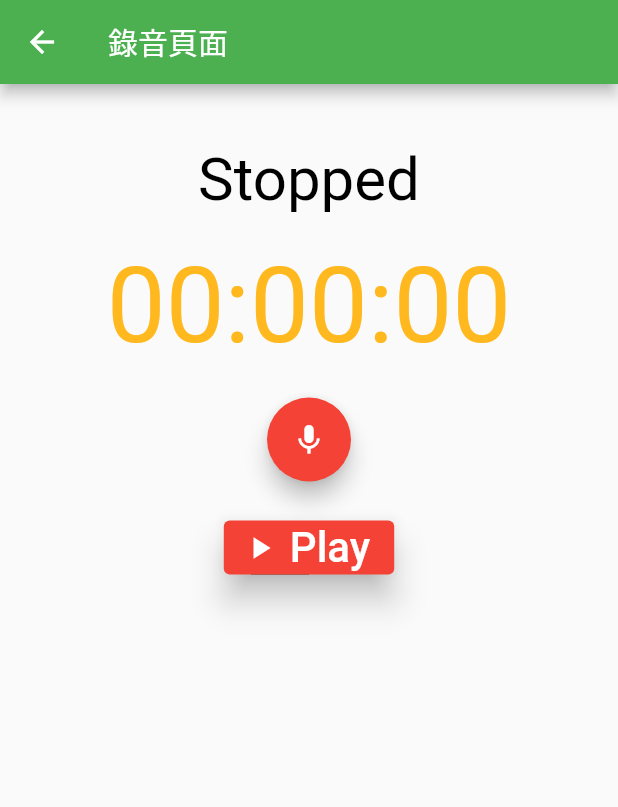
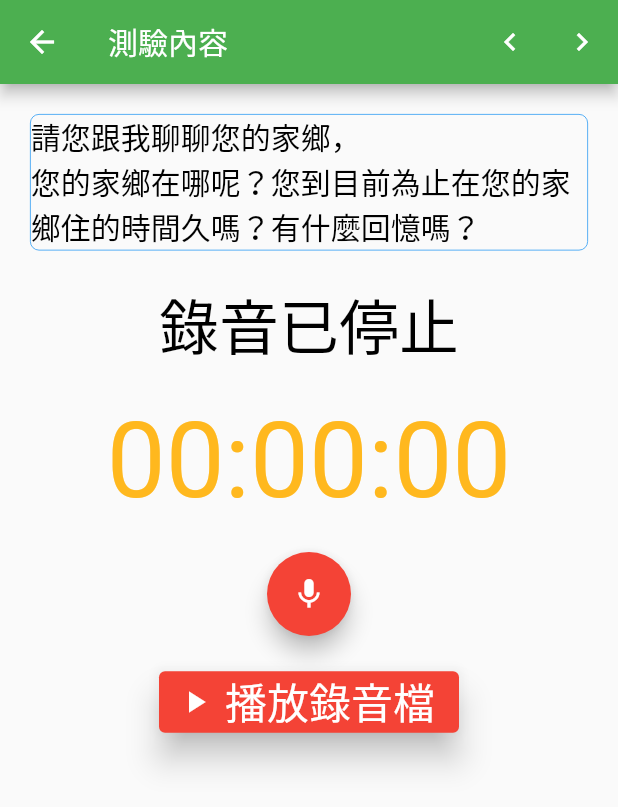
Before and after one commit to maggie860326/flutter_recorder, a Flutter app: the screen it shows after launch, after a tap on "繼續上次的測驗", on a phone screen of 412 x 824 dp. Shown: the top 807 px of the screen. Run offline on Flutter 3.47's test engine with Material 2 defaults, Android fonts, the phone set to English and light mode, and no system bars; our stand-ins replace assets_audio_player, permission_handler; missing offline and left inert: flutter_sound.

Commit message:
use PageView in test procedure

```diff
--- a/lib/RecorderPage.dart
+++ b/lib/RecorderPage.dart
@@ -23,7 +23,7 @@ class _RecorderPageState extends State<RecorderPage> {
   FlutterSoundRecorder? myRecorder = FlutterSoundRecorder();
   StreamSubscription? _recorderSubscription;
   final recordingPlayer = AssetsAudioPlayer();
-  String _recorderState = "Stopped";
+  String _recorderState = "錄音已停止";
   String pathToAudio = "";
   bool _playAudio = false;
   bool _isRecording = false;
@@ -72,19 +72,27 @@ class _RecorderPageState extends State<RecorderPage> {
   Widget build(BuildContext context) {
     return Scaffold(
       // backgroundColor: Colors.black87,
-      appBar: AppBar(title: const Text('錄音頁面')),
+      // appBar: AppBar(title: const Text('錄音頁面')),
       body: Center(
         child: Column(
           mainAxisAlignment: MainAxisAlignment.start,
           children: <Widget>[
-            const SizedBox(
-              height: 40,
+            Padding(
+              padding: const EdgeInsets.all(20.0),
+              child: Container(
+                decoration: BoxDecoration(
+                  border: Border.all(color: Colors.blue, width: 0.5),
+                  borderRadius: const BorderRadius.all(Radius.circular(6)),
+                ),
+                child: const Text(
+                  "請您跟我聊聊您的家鄉，\n您的家鄉在哪呢？您到目前為止在您的家鄉住的時間久嗎？有什麼回憶嗎？",
+                  style: TextStyle(fontSize: 20, color: Colors.black),
+                ),
+              ),
             ),
-            Center(
-              child: Text(
-                _recorderState,
-                style: const TextStyle(fontSize: 40, color: Colors.black),
-              ),
+            Text(
+              _recorderState,
+              style: const TextStyle(fontSize: 40, color: Colors.black),
             ),
             const SizedBox(
               height: 20,
@@ -146,7 +154,7 @@ class _RecorderPageState extends State<RecorderPage> {
                       ),
                     )
                   : const Text(
-                      "Play",
+                      "播放錄音檔",
                       style: TextStyle(
                         fontSize: 28,
                       ),
@@ -188,15 +196,15 @@ class _RecorderPageState extends State<RecorderPage> {
   void getRecorderState() {
     if (myRecorder!.isStopped) {
       setState(() {
-        _recorderState = "Stopped";
+        _recorderState = "錄音已停止";
       });
     } else if (myRecorder!.isRecording) {
       setState(() {
-        _recorderState = "Recording";
+        _recorderState = "正在錄音中";
       });
     } else if (myRecorder!.isPaused) {
       setState(() {
-        _recorderState = "Paused";
+        _recorderState = "錄音已暫停";
       });
     } else {
       setState(() {
--- /dev/null
+++ b/lib/SwipeTest.dart
@@ -0,0 +1,56 @@
+import 'package:flutter/material.dart';
+import 'RecorderPage.dart';
+
+class SwipeTest extends StatefulWidget {
+  @override
+  _SwipeTestState createState() => _SwipeTestState();
+}
+
+class _SwipeTestState extends State<SwipeTest> {
+  final controller = PageController(initialPage: 0);
+
+  @override
+  void dispose() {
+    controller.dispose();
+    super.dispose();
+  }
+
+  @override
+  Widget build(BuildContext context) => Scaffold(
+        appBar: AppBar(title: const Text("測驗內容"), actions: [
+          IconButton(
+              onPressed: () => controller.previousPage(
+                  duration: const Duration(milliseconds: 300),
+                  curve: Curves.easeInOut),
+              icon: const Icon(Icons.keyboard_arrow_left)),
+          IconButton(
+              onPressed: () => controller.nextPage(
+                  duration: const Duration(milliseconds: 300),
+                  curve: Curves.easeInOut),
+              icon: const Icon(Icons.keyboard_arrow_right))
+        ]),
+        body: PageView(
+          scrollDirection: Axis.horizontal,
+          // physics: ,
+          controller: controller,
+          onPageChanged: (index) {
+            // print("Page ${index}");
+          },
+          children: <Widget>[
+            const RecorderPage(title: "錄音頁面"),
+            Container(
+              color: Colors.red,
+              child: const Center(child: Text("Page 0")),
+            ),
+            Container(
+              color: Colors.indigo,
+              child: const Center(child: Text("Page 1")),
+            ),
+            Container(
+              color: Colors.green,
+              child: const Center(child: Text("Page 2")),
+            ),
+          ],
+        ),
+      );
+}
--- a/lib/main.dart
+++ b/lib/main.dart
@@ -1,7 +1,7 @@
 // ignore_for_file: avoid_print
 
 import 'package:flutter/material.dart';
-import 'RecorderPage.dart';
+import 'SwipeTest.dart';
 
 void main() {
   runApp(const MyApp());
@@ -24,10 +24,9 @@ class MyApp extends StatelessWidget {
           ),
           body: _FirstPage(),
         ),
+        //todo: 註冊頁面
         routes: <String, WidgetBuilder>{
-          '/RecorderPage': (_) => const RecorderPage(
-                title: "錄音頁面",
-              )
+          '/SwipeTest': (_) =>  SwipeTest(),
         });
   }
 }
@@ -48,7 +47,7 @@ class _FirstPage extends StatelessWidget {
                   splashColor: Colors.blue.withAlpha(30),
                   onTap: () {
                     debugPrint('Card tapped.');
-                    Navigator.pushNamed(context, "/RecorderPage");
+                    Navigator.pushNamed(context, "/SwipeTest");
                   },
                   child: const SizedBox(
                     width: 300,
@@ -63,7 +62,7 @@ class _FirstPage extends StatelessWidget {
                   splashColor: Colors.blue.withAlpha(30),
                   onTap: () {
                     debugPrint('Card tapped.');
-                    Navigator.pushNamed(context, "/RecorderPage");
+                    Navigator.pushNamed(context, "/SwipeTest");
                   },
                   child: const SizedBox(
                     width: 300,
--- a/pubspec.yaml
+++ b/pubspec.yaml
@@ -37,7 +37,7 @@ dependencies:
   # The following adds the Cupertino Icons font to your application.
   # Use with the CupertinoIcons class for iOS style icons.
   cupertino_icons: ^1.0.2
-  permission_handler: ^10.4.3
+  permission_handler: ^11.0.0
   intl: ^0.18.1
   path: ^1.8.3
   path_provider: ^2.1.1
```
Also changed, not shown: pubspec.lock.
